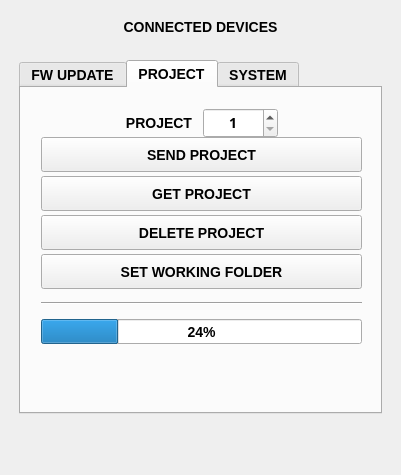
The window that apps/oxi_desktop/mainwindow.ui (OXI-Instruments/OXI-Desktop) describes before a commit, drawn with Qt 5.
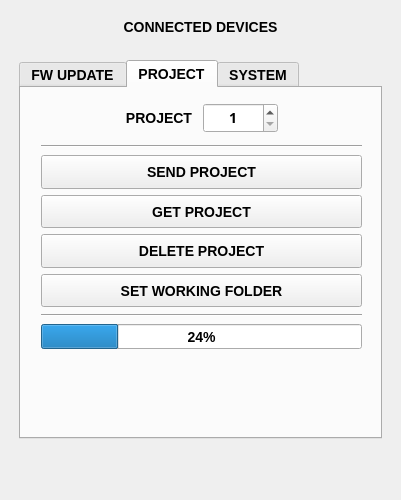
The same window after the commit. The open tabs and pages were chosen to show the change. Icons and pictures are not drawn.

Commit message: Set main ui resize rules

```diff
--- a/apps/oxi_desktop/mainwindow.ui
+++ b/apps/oxi_desktop/mainwindow.ui
@@ -7,7 +7,7 @@
     <x>0</x>
     <y>0</y>
     <width>401</width>
-    <height>475</height>
+    <height>500</height>
    </rect>
   </property>
   <property name="windowTitle">
@@ -284,7 +284,7 @@
             <x>20</x>
             <y>10</y>
             <width>321</width>
-            <height>256</height>
+            <height>261</height>
            </rect>
           </property>
           <layout class="QVBoxLayout" name="verticalLayout_2">
@@ -300,13 +300,13 @@
               <number>80</number>
              </property>
              <property name="topMargin">
-              <number>10</number>
+              <number>5</number>
              </property>
              <property name="rightMargin">
               <number>80</number>
              </property>
              <property name="bottomMargin">
-              <number>10</number>
+              <number>5</number>
              </property>
              <item>
               <widget class="QLabel" name="label_3">
@@ -371,13 +371,32 @@
              </item>
             </layout>
            </item>
+           <item>
+            <widget class="Line" name="line_3">
+             <property name="minimumSize">
+              <size>
+               <width>0</width>
+               <height>5</height>
+              </size>
+             </property>
+             <property name="maximumSize">
+              <size>
+               <width>16777215</width>
+               <height>5</height>
+              </size>
+             </property>
+             <property name="orientation">
+              <enum>Qt::Horizontal</enum>
+             </property>
+            </widget>
+           </item>
            <item>
             <widget class="QPushButton" name="sendProjectButton">
              <property name="enabled">
               <bool>true</bool>
              </property>
              <property name="sizePolicy">
-              <sizepolicy hsizetype="Minimum" vsizetype="Maximum">
+              <sizepolicy hsizetype="Minimum" vsizetype="Fixed">
                <horstretch>0</horstretch>
                <verstretch>0</verstretch>
               </sizepolicy>
@@ -385,13 +404,13 @@
              <property name="minimumSize">
               <size>
                <width>0</width>
-               <height>35</height>
+               <height>30</height>
               </size>
              </property>
              <property name="maximumSize">
               <size>
                <width>16777215</width>
-               <height>40</height>
+               <height>35</height>
               </size>
              </property>
              <property name="text">
@@ -402,7 +421,7 @@
            <item>
             <widget class="QPushButton" name="getProjectButton">
              <property name="sizePolicy">
-              <sizepolicy hsizetype="Minimum" vsizetype="Maximum">
+              <sizepolicy hsizetype="Minimum" vsizetype="Fixed">
                <horstretch>0</horstretch>
                <verstretch>0</verstretch>
               </sizepolicy>
@@ -410,13 +429,13 @@
              <property name="minimumSize">
               <size>
                <width>0</width>
-               <height>35</height>
+               <height>30</height>
               </size>
              </property>
              <property name="maximumSize">
               <size>
                <width>16777215</width>
-               <height>40</height>
+               <height>35</height>
               </size>
              </property>
              <property name="text">
@@ -427,7 +446,7 @@
            <item>
             <widget class="QPushButton" name="deleteProjectButton">
              <property name="sizePolicy">
-              <sizepolicy hsizetype="Minimum" vsizetype="Maximum">
+              <sizepolicy hsizetype="Minimum" vsizetype="Fixed">
                <horstretch>0</horstretch>
                <verstretch>0</verstretch>
               </sizepolicy>
@@ -435,13 +454,13 @@
              <property name="minimumSize">
               <size>
                <width>0</width>
-               <height>35</height>
+               <height>30</height>
               </size>
              </property>
              <property name="maximumSize">
               <size>
                <width>16777215</width>
-               <height>40</height>
+               <height>35</height>
               </size>
              </property>
              <property name="text">
@@ -460,13 +479,13 @@
              <property name="minimumSize">
               <size>
                <width>0</width>
-               <height>35</height>
+               <height>30</height>
               </size>
              </property>
              <property name="maximumSize">
               <size>
                <width>16777215</width>
-               <height>40</height>
+               <height>35</height>
               </size>
              </property>
              <property name="text">
@@ -488,7 +507,7 @@
              <property name="minimumSize">
               <size>
                <width>0</width>
-               <height>20</height>
+               <height>5</height>
               </size>
              </property>
              <property name="orientation">
@@ -636,6 +655,18 @@
       </item>
       <item>
        <widget class="QLabel" name="process_status">
+        <property name="sizePolicy">
+         <sizepolicy hsizetype="Maximum" vsizetype="Maximum">
+          <horstretch>0</horstretch>
+          <verstretch>0</verstretch>
+         </sizepolicy>
+        </property>
+        <property name="maximumSize">
+         <size>
+          <width>320</width>
+          <height>50</height>
+         </size>
+        </property>
         <property name="text">
          <string/>
         </property>
```
The commit also changes 1 other file.
